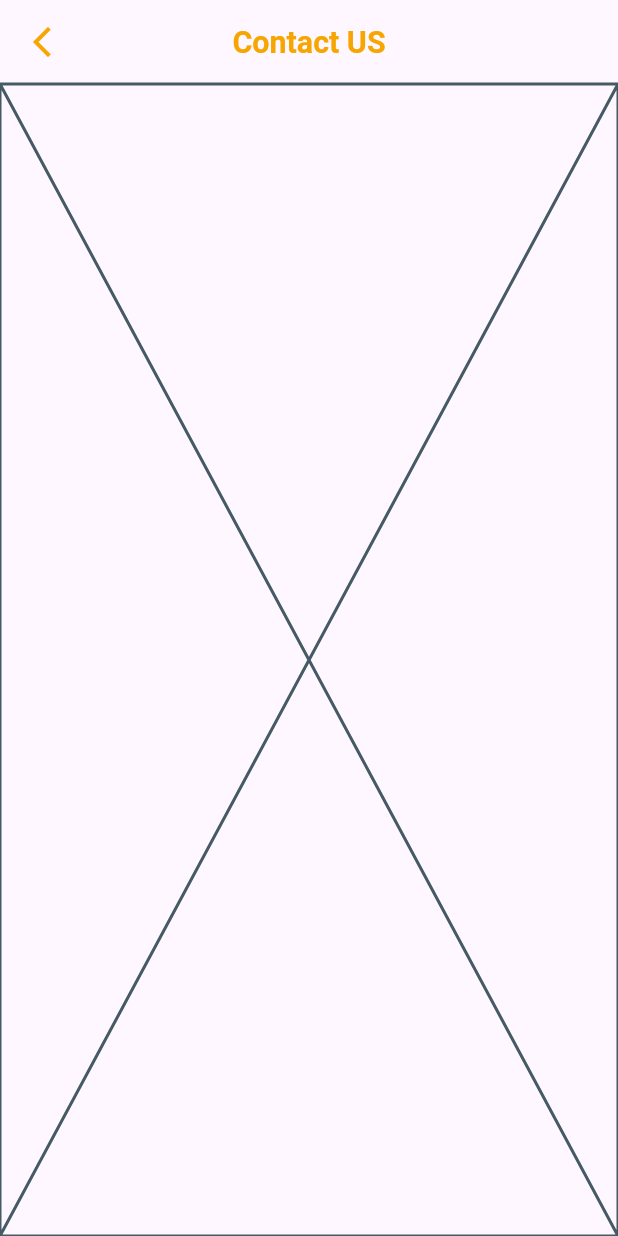
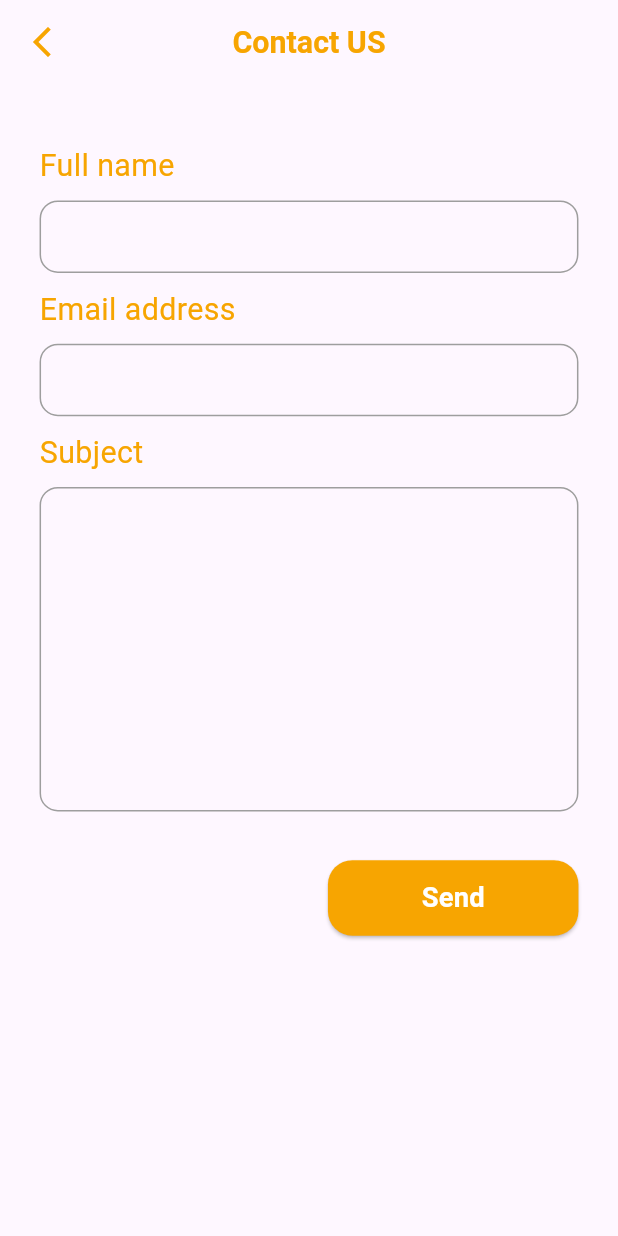
Before and after one commit to mosayyyed/ieee_open_learning_platform, a Flutter app: the ContactUsView screen opened directly, on a phone screen of 412 x 824 dp. Run offline on Flutter 3.47's test engine with Material 3 defaults, Android fonts, the phone set to English and light mode, and no system bars; our stand-ins replace flutter_screenutil, go_router.

Commit message:
add contact us view to setting feature

```diff
--- a/lib/core/utils/app_router.dart
+++ b/lib/core/utils/app_router.dart
@@ -1,12 +1,13 @@
 import 'package:go_router/go_router.dart';
 import 'package:intermediate_final_project/features/profile/presentation/views/profile_view.dart';
 import 'package:intermediate_final_project/features/settings/presentation/views/contact_us_view.dart';
+import 'package:intermediate_final_project/features/settings/presentation/views/setting_view.dart';
 
 class AppRouter {
   static final router = GoRouter(
     routes: [
       //later here replace with splash screen
-      GoRoute(path: '/', builder: (context, state) => const ProfileView()),
+      GoRoute(path: '/', builder: (context, state) =>  SettingView()),
     ],
   );
 }
--- /dev/null
+++ b/lib/core/widgets/custom_elevated_button.dart
@@ -0,0 +1,47 @@
+import 'package:flutter/material.dart';
+import 'package:flutter_screenutil/flutter_screenutil.dart';
+import '../theming/app_colors.dart';
+import '../theming/app_styles.dart';
+
+class CustomElevatedButton extends StatelessWidget {
+  final String text;
+  final VoidCallback onPressed;
+  final double? width;
+  final double? height;
+  final Color? backgroundColor;
+  final TextStyle? textStyle;
+  final EdgeInsetsGeometry? padding;
+  final double borderRadius;
+
+  const CustomElevatedButton({
+    super.key,
+    required this.text,
+    required this.onPressed,
+    this.width,
+    this.height,
+    this.backgroundColor,
+    this.textStyle,
+    this.padding,
+    this.borderRadius = 16.0,
+  });
+
+  @override
+  Widget build(BuildContext context) {
+    return ElevatedButton(
+      onPressed: onPressed,
+      style: ElevatedButton.styleFrom(
+        backgroundColor: backgroundColor ?? AppColors.primary,
+        minimumSize: Size(width ?? 152.w, height ?? 48.h),
+        shape: RoundedRectangleBorder(
+          borderRadius: BorderRadius.circular(borderRadius.r),
+        ),
+        padding: padding ?? EdgeInsets.symmetric(horizontal: 16.w, vertical: 12.h),
+      ),
+      child: Text(
+        text,
+        style: textStyle ??
+            Styles.boldTextStyle18.copyWith(color: AppColors.onPrimary),
+      ),
+    );
+  }
+}
--- a/lib/features/profile/presentation/widgets/courses_list_view.dart
+++ b/lib/features/profile/presentation/widgets/courses_list_view.dart
@@ -35,28 +35,7 @@ class CoursesListView extends StatelessWidget {
             );
           },
         ),
-        SizedBox(height: 40.h),
-        ///here we need to reface this Button
-        Align(
-          alignment: Alignment.centerRight,
-          child: ElevatedButton(
-            onPressed: () {},
-            style: ElevatedButton.styleFrom(
-              backgroundColor: AppColors.primary,
-              minimumSize: Size(152.w, 48.h),
-              shape: RoundedRectangleBorder(
-                borderRadius: BorderRadius.circular(16.r),
-              ),
-              padding: EdgeInsets.symmetric(horizontal: 16.w, vertical: 12.h),
-            ),
-            child: Text(
-              'Save Changes',
-              style: Styles.boldTextStyle18.copyWith(
-                color: AppColors.onPrimary,
-              ),
-            ),
-          ),
-        ),
+
       ],
     );
   }
--- a/lib/features/profile/presentation/widgets/profile_view_body.dart
+++ b/lib/features/profile/presentation/widgets/profile_view_body.dart
@@ -1,11 +1,9 @@
 import 'package:flutter/material.dart';
 import 'package:flutter_screenutil/flutter_screenutil.dart';
+import 'package:intermediate_final_project/core/widgets/custom_elevated_button.dart';
 import 'package:intermediate_final_project/features/profile/presentation/widgets/courses_list_view.dart';
 import 'package:intermediate_final_project/features/profile/presentation/widgets/label_widget.dart';
 import 'package:intermediate_final_project/features/profile/presentation/widgets/profile_image.dart';
-
-import '../../../../core/theming/app_colors.dart';
-import '../../../../core/theming/app_styles.dart';
 import '../../../../core/widgets/labeled_text_field.dart';
 
 class ProfileViewBody extends StatelessWidget {
@@ -45,7 +43,14 @@ class ProfileViewBody extends StatelessWidget {
                 maxLength: 5,
               ),
               SizedBox(height: 40.h),
-              CoursesListView(),
+             const CoursesListView(),
+              SizedBox(height: 40.h),
+              ///here we need to reface this Button
+              Align(
+                alignment: Alignment.centerRight,
+                child:  CustomElevatedButton(text: 'Save Changes', onPressed: (){})
+
+              ),
             ],
           ),
         ),
--- a/lib/features/settings/presentation/views/contact_us_view.dart
+++ b/lib/features/settings/presentation/views/contact_us_view.dart
@@ -9,8 +9,8 @@ class ContactUsView extends StatelessWidget {
   @override
   Widget build(BuildContext context) {
     return Scaffold(
-      appBar: CustomAppBar(title: 'Contact US'),
-      body: ContactUsBody(),
+      appBar: const CustomAppBar(title: 'Contact US'),
+      body: const ContactUsBody(),
     );
   }
 }
--- a/lib/features/settings/presentation/widgets/contact_us_body.dart
+++ b/lib/features/settings/presentation/widgets/contact_us_body.dart
@@ -1,10 +1,47 @@
 import 'package:flutter/material.dart';
+import 'package:flutter_screenutil/flutter_screenutil.dart';
+import 'package:intermediate_final_project/core/theming/app_colors.dart';
+import 'package:intermediate_final_project/core/theming/app_styles.dart';
+import 'package:intermediate_final_project/core/widgets/custom_elevated_button.dart';
+import 'package:intermediate_final_project/core/widgets/labeled_text_field.dart';
 
 class ContactUsBody extends StatelessWidget {
   const ContactUsBody({super.key});
 
   @override
   Widget build(BuildContext context) {
-    return const Placeholder();
+    return Padding(
+      padding: EdgeInsets.only(top: 40.0.h, left: 24.w, right: 24.w),
+      child: Column(
+        children: [
+          LabeledTextField(
+            labelWidget: Text(
+              'Full name',
+              style: Styles.textStyle20.copyWith(color: AppColors.primary),
+            ),
+          ),
+          SizedBox(height: 10.h),
+          LabeledTextField(
+            labelWidget: Text(
+              'Email address',
+              style: Styles.textStyle20.copyWith(color: AppColors.primary),
+            ),
+          ),
+          SizedBox(height: 10.h),
+          LabeledTextField(
+            labelWidget: Text(
+              'Subject',
+              style: Styles.textStyle20.copyWith(color: AppColors.primary),
+            ),
+            maxLength: 8,
+          ),
+          SizedBox(height: 32.h),
+          Align(
+            alignment: Alignment.centerRight,
+            child: CustomElevatedButton(text: 'Send', onPressed: () {}),
+          ),
+        ],
+      ),
+    );
   }
 }
```
